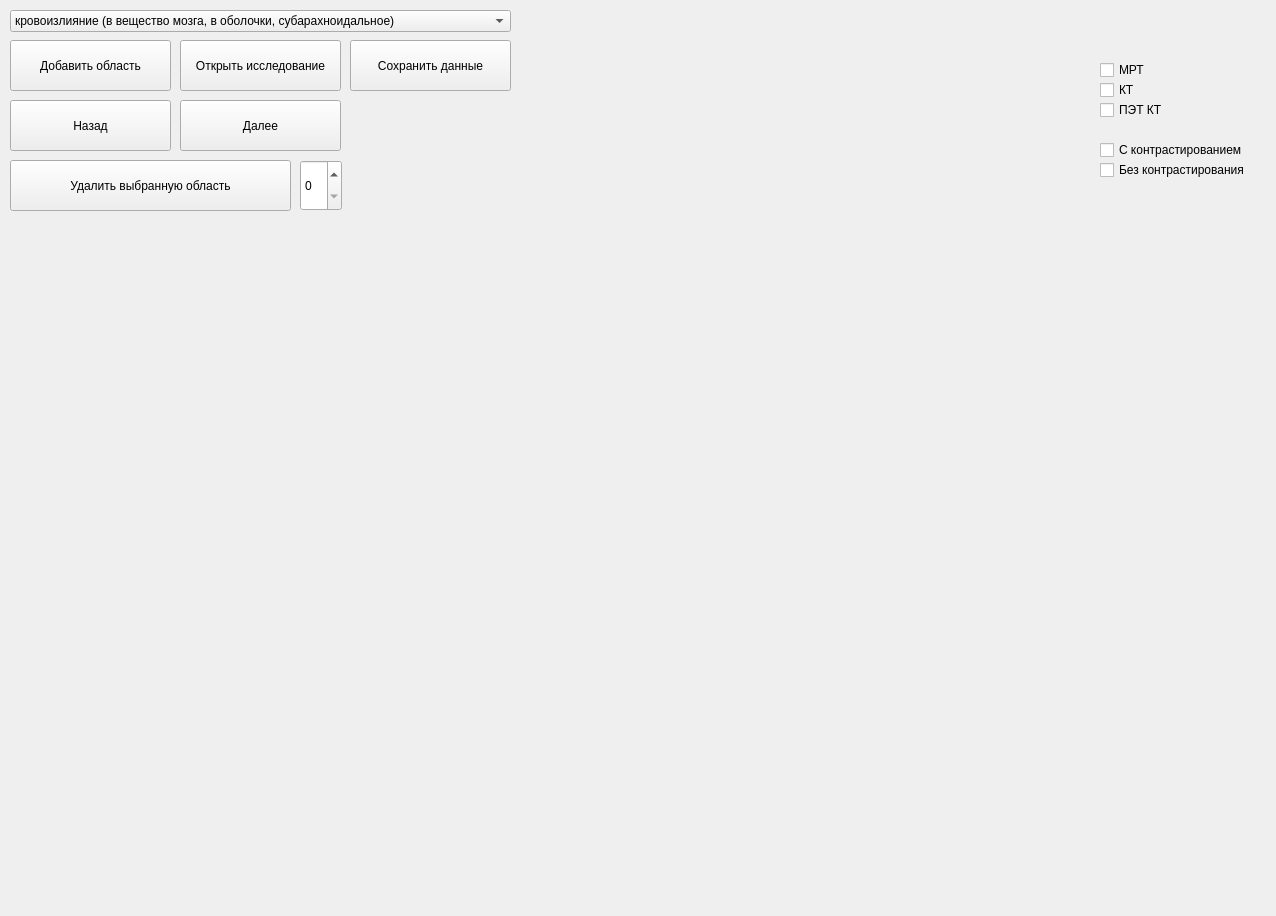
Above: razmetka.ui from proboval/segDicom before the change. Below: the same form after it.
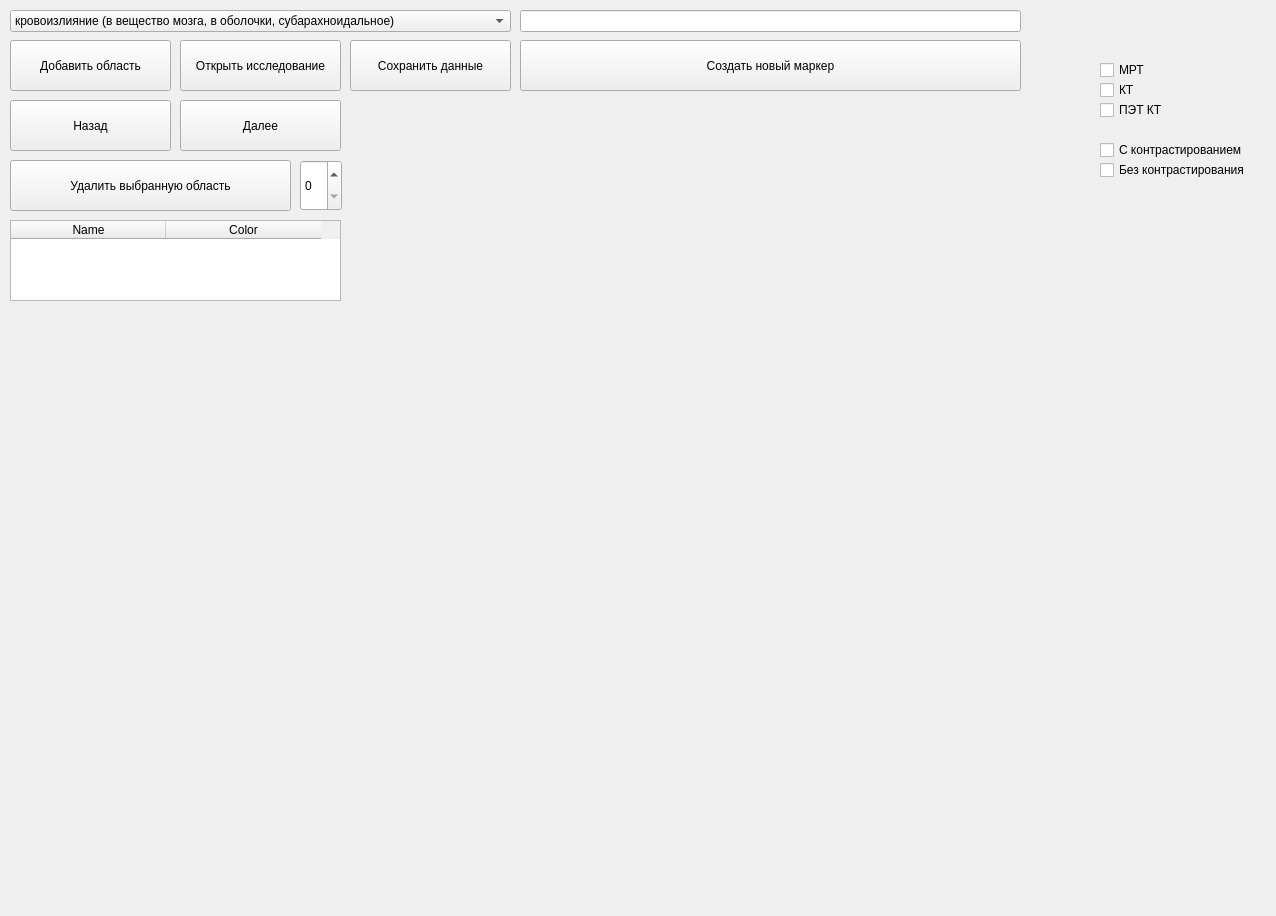
That is the form after the change.

The edit to the form file:
```diff
--- a/razmetka.ui
+++ b/razmetka.ui
@@ -266,6 +266,52 @@
      <set>Qt::AlignLeading|Qt::AlignLeft|Qt::AlignTop</set>
     </property>
    </widget>
+   <widget class="QTableWidget" name="tableWidget">
+    <property name="geometry">
+     <rect>
+      <x>10</x>
+      <y>220</y>
+      <width>331</width>
+      <height>81</height>
+     </rect>
+    </property>
+    <attribute name="horizontalHeaderDefaultSectionSize">
+     <number>155</number>
+    </attribute>
+    <column>
+     <property name="text">
+      <string>Name</string>
+     </property>
+    </column>
+    <column>
+     <property name="text">
+      <string>Color</string>
+     </property>
+    </column>
+   </widget>
+   <widget class="QLineEdit" name="lineEdit">
+    <property name="geometry">
+     <rect>
+      <x>520</x>
+      <y>10</y>
+      <width>501</width>
+      <height>22</height>
+     </rect>
+    </property>
+   </widget>
+   <widget class="QPushButton" name="create_new_mark">
+    <property name="geometry">
+     <rect>
+      <x>520</x>
+      <y>40</y>
+      <width>501</width>
+      <height>51</height>
+     </rect>
+    </property>
+    <property name="text">
+     <string>Создать новый маркер</string>
+    </property>
+   </widget>
   </widget>
  </widget>
  <resources/>
```
